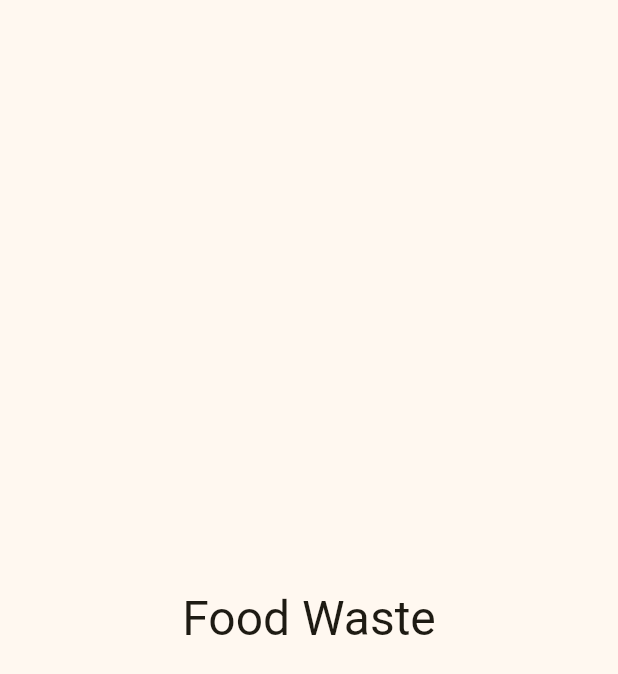
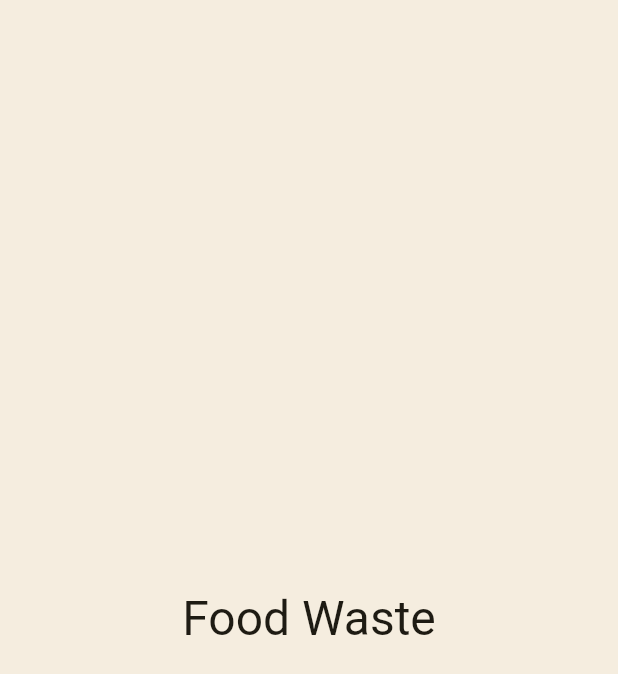
Before and after one commit to mobile-dev-16/flutter-app, a Flutter app: the screen it shows after launch, on a phone screen of 412 x 824 dp. Shown: the top 674 px of the screen. Run offline on Flutter 3.47's test engine with Material 3 defaults, Android fonts, the light colour scheme and no system bars; our stand-ins replace google_fonts.

Commit message:
fix material theme colors

```diff
--- a/lib/app.dart
+++ b/lib/app.dart
@@ -2,6 +2,7 @@
 import 'package:flutter/material.dart';
 import 'package:flutter/services.dart';
 import 'core/config/theme.dart';
+import 'core/utils/create_text_theme.dart';
 import 'features/splash/presentation/screens/splash_screen.dart';
 import 'features/home/presentation/screens/home_screen.dart';
 import 'features/auth/presentation/screens/login_screen.dart';
@@ -11,12 +12,18 @@ class MyApp extends StatelessWidget {
 
   @override
   Widget build(BuildContext context) {
-    const materialTheme = MaterialTheme(Typography.blackCupertino);
+    final brightness = View.of(context).platformDispatcher.platformBrightness;
+
+    // Use with Google Fonts package to use downloadable fonts
+    TextTheme textTheme = createTextTheme(context, "Roboto", "Roboto");
+
+    MaterialTheme theme = MaterialTheme(textTheme);
+
     SystemChrome.setSystemUIOverlayStyle(SystemUiOverlayStyle(
-      systemNavigationBarColor: materialTheme.light().colorScheme.surface,
-      systemNavigationBarIconBrightness: materialTheme.light().brightness == Brightness.dark ? Brightness.light : Brightness.dark,
-      statusBarColor: materialTheme.light().colorScheme.surface,
-      statusBarIconBrightness: materialTheme.light().brightness == Brightness.dark ? Brightness.light : Brightness.dark,
+      systemNavigationBarColor: Brightness.light == brightness ? Colors.white : Colors.black,
+      systemNavigationBarIconBrightness: Brightness.light == brightness ? Brightness.dark : Brightness.light,
+      statusBarColor: Colors.transparent,
+      statusBarIconBrightness: Brightness.light == brightness ? Brightness.dark : Brightness.light,
     ));
     SystemChrome.setPreferredOrientations([
       DeviceOrientation.portraitUp,
@@ -25,7 +32,7 @@ class MyApp extends StatelessWidget {
     return MaterialApp(
       debugShowCheckedModeBanner: false,
       title: 'Food Waste',
-      theme: materialTheme.light(),
+      theme: brightness == Brightness.light ? theme.light() : theme.dark(),
       initialRoute: '/',
       routes: {
         '/': (context) => const SplashScreen(),
--- /dev/null
+++ b/lib/core/utils/create_text_theme.dart
@@ -0,0 +1,19 @@
+import 'package:flutter/material.dart';
+import 'package:google_fonts/google_fonts.dart';
+
+TextTheme createTextTheme(
+    BuildContext context, String bodyFontString, String displayFontString) {
+  TextTheme baseTextTheme = Theme.of(context).textTheme;
+  TextTheme bodyTextTheme = GoogleFonts.getTextTheme(bodyFontString, baseTextTheme);
+  TextTheme displayTextTheme =
+      GoogleFonts.getTextTheme(displayFontString, baseTextTheme);
+  TextTheme textTheme = displayTextTheme.copyWith(
+    bodyLarge: bodyTextTheme.bodyLarge,
+    bodyMedium: bodyTextTheme.bodyMedium,
+    bodySmall: bodyTextTheme.bodySmall,
+    labelLarge: bodyTextTheme.labelLarge,
+    labelMedium: bodyTextTheme.labelMedium,
+    labelSmall: bodyTextTheme.labelSmall,
+  );
+  return textTheme;
+}
--- a/lib/features/splash/presentation/screens/splash_screen.dart
+++ b/lib/features/splash/presentation/screens/splash_screen.dart
@@ -16,7 +16,7 @@ class SplashScreen extends StatelessWidget {
         statusBarIconBrightness: theme.brightness == Brightness.dark ? Brightness.light : Brightness.dark,
       ),
       child: Scaffold(
-        backgroundColor: theme.colorScheme.surface,
+        backgroundColor: theme.colorScheme.surfaceContainer,
         body: Center(
           child: Text(
             'Food Waste',
--- a/pubspec.yaml
+++ b/pubspec.yaml
@@ -35,6 +35,7 @@ dependencies:
   # The following adds the Cupertino Icons font to your application.
   # Use with the CupertinoIcons class for iOS style icons.
   cupertino_icons: ^1.0.8
+  google_fonts: ^6.2.1
 
 dev_dependencies:
   flutter_test:
```
Also changed, not shown: lib/core/config/theme.dart (+25 -8 lines), pubspec.lock, 3 other files.
